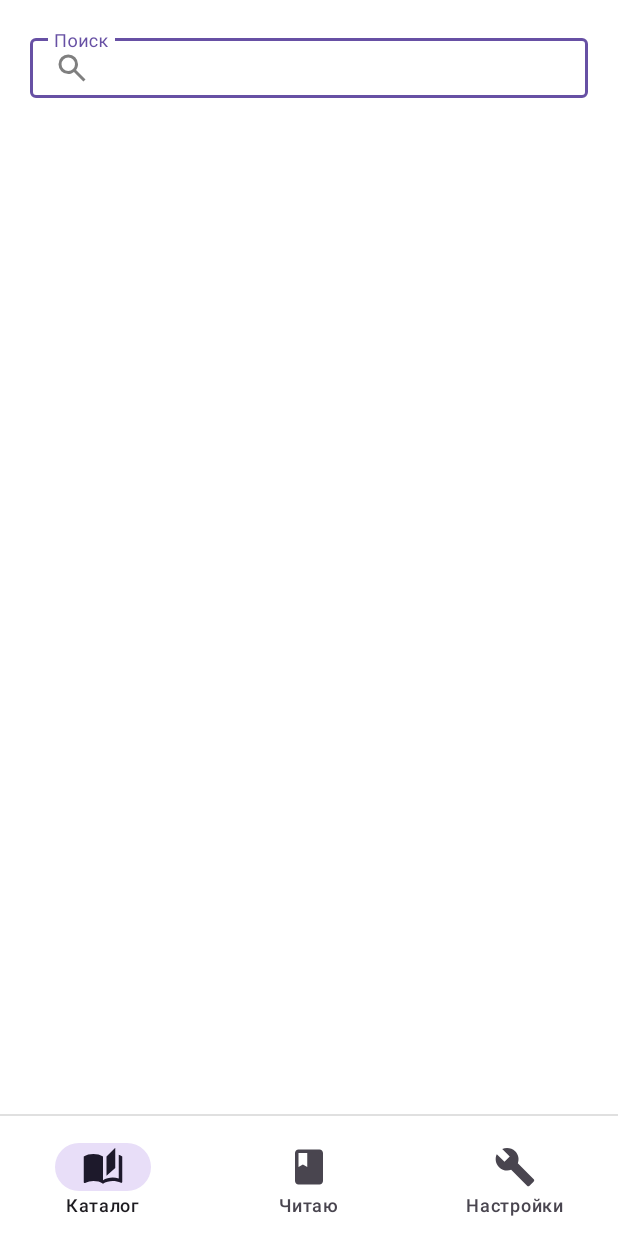
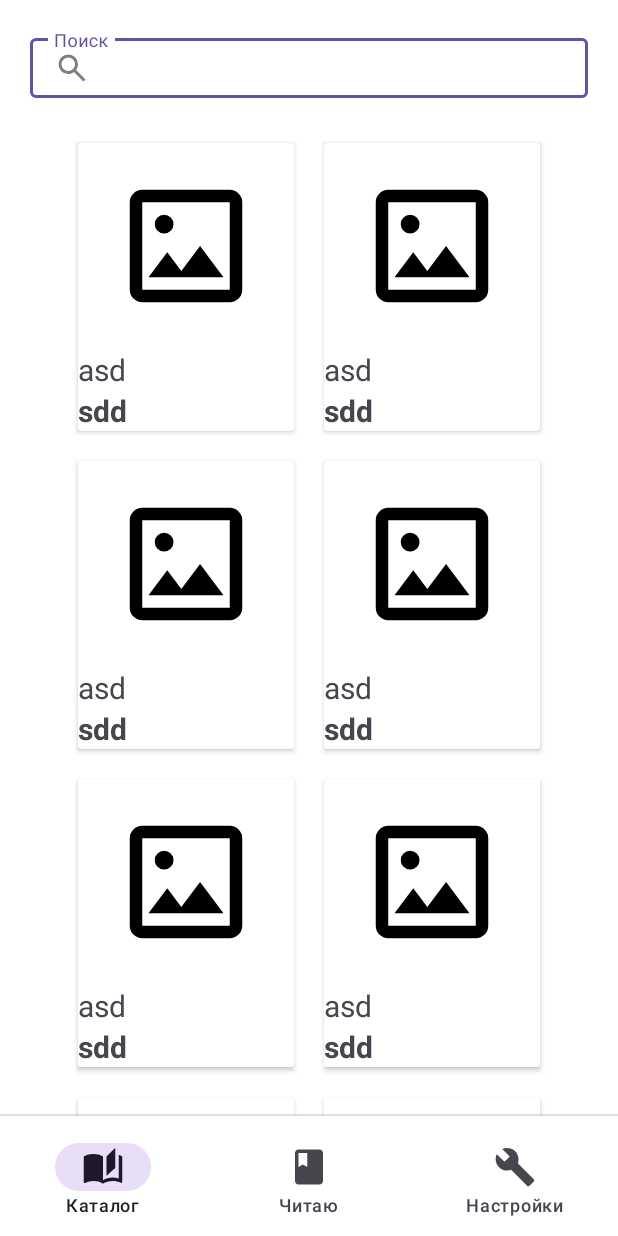
Before and after one commit to reindefox/HomeLibrary, an Android app: the CatalogFragment screen opened directly, with no data from a screen before it, on a phone screen of 412 x 824 dp. Run offline under Robolectric (Android 15) with nearby library versions, the phone set to English and light mode, and no system bars.

Commit message:
Book card

```diff
--- a/app/src/main/java/com/reindefox/homelibrary/fragment/CatalogFragment.java
+++ b/app/src/main/java/com/reindefox/homelibrary/fragment/CatalogFragment.java
@@ -5,17 +5,20 @@ import android.os.Bundle;
 
 import androidx.annotation.NonNull;
 import androidx.fragment.app.Fragment;
+import androidx.recyclerview.widget.GridLayoutManager;
+import androidx.recyclerview.widget.LinearLayoutManager;
+import androidx.recyclerview.widget.RecyclerView;
 
 import android.view.LayoutInflater;
 import android.view.View;
 import android.view.ViewGroup;
-import android.widget.Button;
-import android.widget.TableLayout;
 import android.widget.TableRow;
 
 import com.reindefox.homelibrary.R;
-import com.reindefox.homelibrary.views.Book;
+import com.reindefox.homelibrary.fragment.adapters.BookRecyclerViewAdapter;
+import com.reindefox.homelibrary.server.model.Book;
 
+import java.util.ArrayList;
 import java.util.List;
 
 /**
@@ -28,6 +31,10 @@ public class CatalogFragment extends Fragment {
 
     private List<TableRow> rows;
 
+    private List<Book> books;
+
+    private BookRecyclerViewAdapter adapter;
+
     public CatalogFragment() {
     }
 
@@ -38,6 +45,26 @@ public class CatalogFragment extends Fragment {
     @Override
     public void onCreate(Bundle savedInstanceState) {
         super.onCreate(savedInstanceState);
+
+        books = new ArrayList<>();
+        Book book = new Book();
+        book.setAuthor("asd");
+        book.setTitle("sdd");
+        books.add(book);
+        books.add(book);
+        books.add(book);
+        books.add(book);
+        books.add(book);
+        books.add(book);
+        books.add(book);
+        books.add(book);
+        books.add(book);
+        books.add(book);
+        books.add(book);
+        books.add(book);
+        books.add(book);
+
+        adapter = new BookRecyclerViewAdapter(this.getContext(), books);
     }
 
     @Override
@@ -45,21 +72,11 @@ public class CatalogFragment extends Fragment {
                              Bundle savedInstanceState) {
         View view = inflater.inflate(R.layout.fragment_catalog, container, false);
 
-        TableLayout tableLayout = view.findViewById(R.id.books);
-
-        TableRow tableRow = new TableRow(this.getContext());
-        tableRow.setLayoutParams(
-                new TableRow.LayoutParams(ViewGroup.LayoutParams.MATCH_PARENT, ViewGroup.LayoutParams.MATCH_PARENT)
-        );
-
-//
-//        Book book = new Book(this.getContext());
-//        book.setLayoutParams(
-//                new TableRow.LayoutParams(ViewGroup.LayoutParams.MATCH_PARENT, ViewGroup.LayoutParams.MATCH_PARENT, 1)
-//        );
-//        tableRow.addView(book);
-//
-//        tl.addView(tableRow, new TableRow.LayoutParams(ViewGroup.LayoutParams.MATCH_PARENT, ViewGroup.LayoutParams.MATCH_PARENT));
+        GridLayoutManager gridLayoutManager = new GridLayoutManager(this.getContext(), 2, LinearLayoutManager.VERTICAL, false);
+        RecyclerView recyclerView = view.getRootView().findViewById(R.id.recyclerView);
+        recyclerView.setLayoutManager(gridLayoutManager);
+        recyclerView.setHasFixedSize(true);
+        recyclerView.setAdapter(adapter);
 
         return view;
     }
--- /dev/null
+++ b/app/src/main/java/com/reindefox/homelibrary/fragment/adapters/BookRecyclerViewAdapter.java
@@ -0,0 +1,63 @@
+package com.reindefox.homelibrary.fragment.adapters;
+
+import android.content.Context;
+import android.view.LayoutInflater;
+import android.view.View;
+import android.view.ViewGroup;
+import android.widget.ImageView;
+import android.widget.TextView;
+
+import androidx.annotation.NonNull;
+import androidx.recyclerview.widget.RecyclerView;
+
+import com.reindefox.homelibrary.R;
+import com.reindefox.homelibrary.server.model.Book;
+
+import java.util.List;
+
+public class BookRecyclerViewAdapter extends RecyclerView.Adapter<BookRecyclerViewAdapter.BookViewHolder> {
+
+    private Context context;
+
+    private List<Book> books;
+
+    public BookRecyclerViewAdapter(Context context, List<Book> books) {
+        this.context = context;
+        this.books = books;
+    }
+
+    @NonNull
+    @Override
+    public BookViewHolder onCreateViewHolder(@NonNull ViewGroup parent, int viewType) {
+        View view = LayoutInflater.from(context).inflate(R.layout.book_card, parent, false);
+        return new BookViewHolder(view);
+    }
+
+    @Override
+    public void onBindViewHolder(@NonNull BookViewHolder holder, int position) {
+        holder.authorField.setText(books.get(position).getAuthor());
+        holder.titleField.setText(books.get(position).getTitle());
+    }
+
+    @Override
+    public int getItemCount() {
+        return books.size();
+    }
+
+    public static class BookViewHolder extends RecyclerView.ViewHolder {
+
+        ImageView coverImage;
+
+        TextView authorField;
+
+        TextView titleField;
+
+        public BookViewHolder(@NonNull View itemView) {
+            super(itemView);
+
+            coverImage = itemView.findViewById(R.id.coverImage);
+            authorField = itemView.findViewById(R.id.authorField);
+            titleField = itemView.findViewById(R.id.titleField);
+        }
+    }
+}
--- a/app/src/main/java/com/reindefox/homelibrary/server/model/Book.java
+++ b/app/src/main/java/com/reindefox/homelibrary/server/model/Book.java
@@ -12,4 +12,52 @@ public class Book {
     private String imageUrl;
 
     private String description;
+
+    public int getId() {
+        return id;
+    }
+
+    public void setId(int id) {
+        this.id = id;
+    }
+
+    public String getTitle() {
+        return title;
+    }
+
+    public void setTitle(String title) {
+        this.title = title;
+    }
+
+    public String getAuthor() {
+        return author;
+    }
+
+    public void setAuthor(String author) {
+        this.author = author;
+    }
+
+    public int getYear() {
+        return year;
+    }
+
+    public void setYear(int year) {
+        this.year = year;
+    }
+
+    public String getImageUrl() {
+        return imageUrl;
+    }
+
+    public void setImageUrl(String imageUrl) {
+        this.imageUrl = imageUrl;
+    }
+
+    public String getDescription() {
+        return description;
+    }
+
+    public void setDescription(String description) {
+        this.description = description;
+    }
 }
--- a/app/src/main/res/layout/book.xml
+++ b/app/src/main/res/layout/book_card.xml
@@ -1,12 +1,15 @@
 <?xml version="1.0" encoding="utf-8"?>
-<androidx.constraintlayout.widget.ConstraintLayout xmlns:android="http://schemas.android.com/apk/res/android"
+<androidx.cardview.widget.CardView xmlns:android="http://schemas.android.com/apk/res/android"
     xmlns:app="http://schemas.android.com/apk/res-auto"
-    android:layout_width="match_parent"
-    android:layout_height="match_parent">
+    android:id="@+id/dashboard_card_view"
+    android:layout_width="wrap_content"
+    android:layout_height="wrap_content"
+    android:layout_margin="10dp">
 
     <LinearLayout
-        android:layout_width="match_parent"
-        android:layout_height="match_parent"
+        android:layout_width="144dp"
+        android:layout_height="192dp"
+        android:gravity="center"
         android:orientation="vertical"
         app:layout_constraintBottom_toBottomOf="parent"
         app:layout_constraintEnd_toEndOf="parent"
@@ -15,17 +18,18 @@
 
         <ImageView
             android:id="@+id/coverImage"
-            android:layout_width="match_parent"
-            android:layout_height="match_parent"
+            android:layout_width="100dp"
+            android:layout_height="100dp"
             android:layout_weight="1"
+            android:maxWidth="100dp"
+            android:maxHeight="100dp"
             app:srcCompat="@drawable/imagesmode_24dp_fill0_wght400_grad0_opsz24" />
 
         <LinearLayout
             android:layout_width="match_parent"
             android:layout_height="wrap_content"
             android:layout_weight="0"
-            android:orientation="vertical"
-            android:padding="10dp">
+            android:orientation="vertical">
 
             <TextView
                 android:id="@+id/authorField"
@@ -44,4 +48,4 @@
         </LinearLayout>
 
     </LinearLayout>
-</androidx.constraintlayout.widget.ConstraintLayout>
+</androidx.cardview.widget.CardView>
--- a/app/src/main/res/layout/fragment_catalog.xml
+++ b/app/src/main/res/layout/fragment_catalog.xml
@@ -26,34 +26,16 @@
 
     </com.google.android.material.textfield.TextInputLayout>
 
-    <TableLayout
-        android:id="@+id/books"
-        android:layout_width="0dp"
+    <androidx.recyclerview.widget.RecyclerView
+        android:id="@+id/recyclerView"
+        android:layout_width="wrap_content"
         android:layout_height="0dp"
-        android:paddingLeft="20dp"
-        android:paddingRight="20dp"
+        android:foregroundGravity="center_vertical"
+        android:overScrollMode="never"
         app:layout_constraintBottom_toBottomOf="parent"
         app:layout_constraintEnd_toEndOf="parent"
+        app:layout_constraintHorizontal_bias="0.5"
         app:layout_constraintStart_toStartOf="parent"
-        app:layout_constraintTop_toBottomOf="@id/searchFieldLayout">
-
-        <TableRow
-            android:layout_width="match_parent"
-            android:layout_height="match_parent" >
-
-            <View
-                android:id="@+id/view3"
-                android:layout_width="200dp"
-                android:layout_height="200dp"
-                android:layout_weight="1" />
-
-            <View
-                android:id="@+id/view4"
-                android:layout_width="200dp"
-                android:layout_height="200dp"
-                android:layout_weight="1" />
-        </TableRow>
-
-    </TableLayout>
+        app:layout_constraintTop_toBottomOf="@+id/searchFieldLayout" />
 
 </androidx.constraintlayout.widget.ConstraintLayout>
```
Also changed, not shown: app/src/main/java/com/reindefox/homelibrary/views/Book.java (deleted, +0 -25 lines), app/src/main/res/layout/sample_book.xml (deleted, +0 -16 lines).
